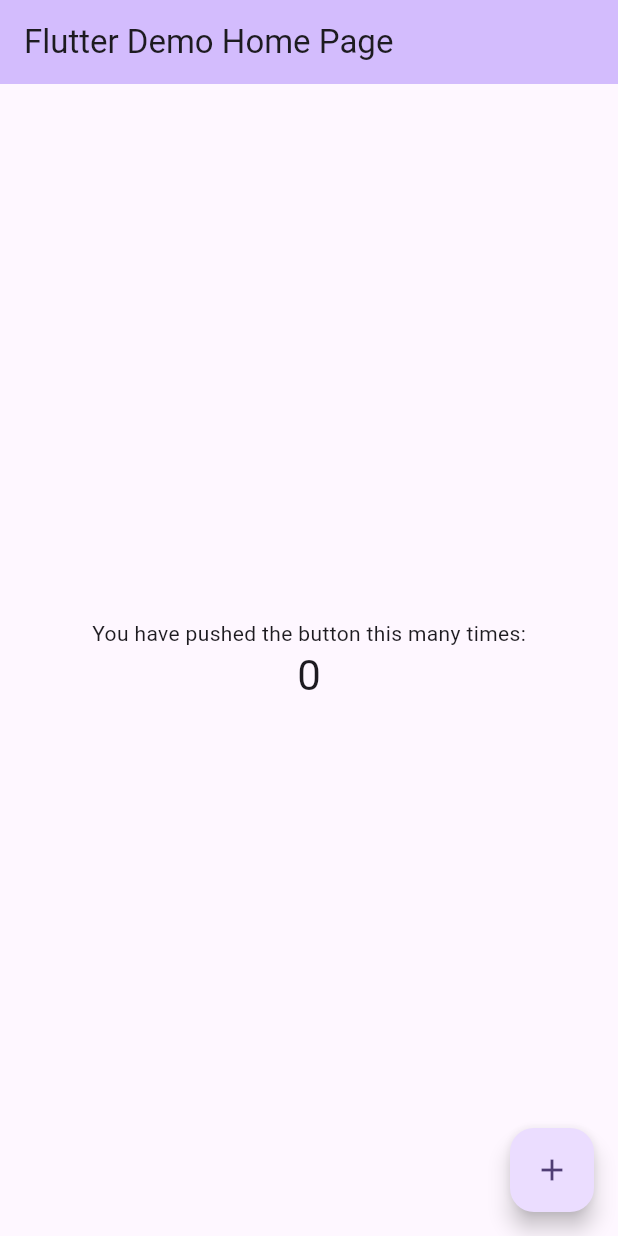
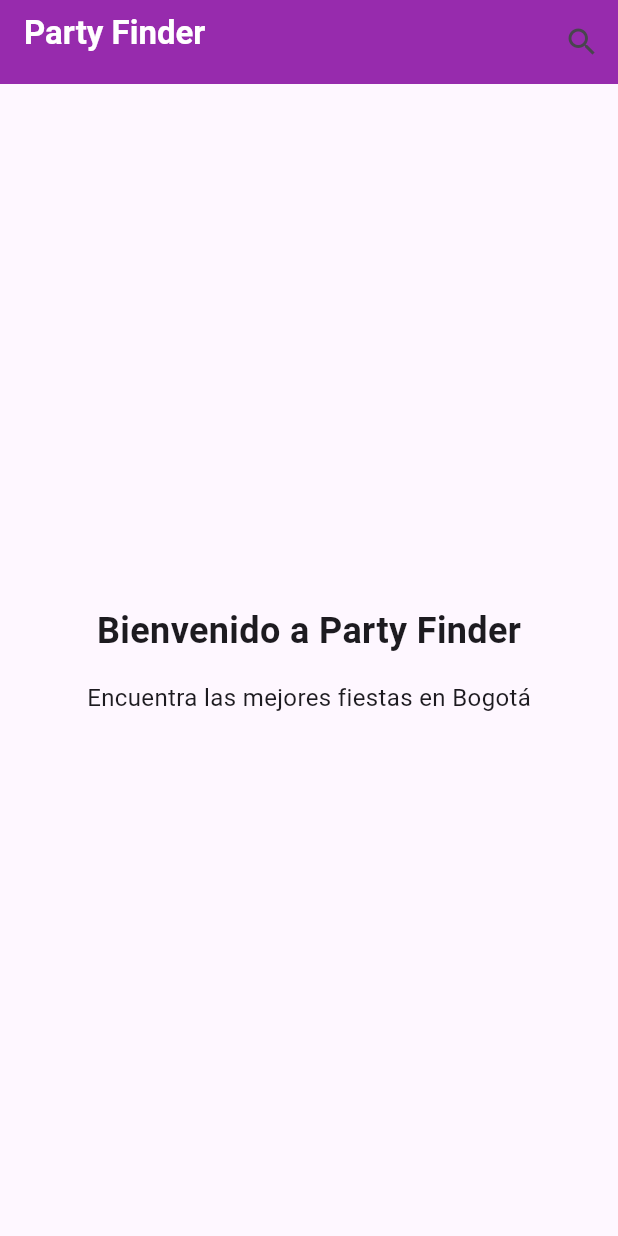
Before and after one commit to AndreSSS1022/Quiz, a Flutter app: the screen it shows after launch, on a phone screen of 412 x 824 dp. Run offline on Flutter 3.47's test engine with Material 3 defaults, Android fonts, the phone set to English and light mode, and no system bars.

Commit message:
Commit: Barra busqueda

```diff
--- a/partyfinder/lib/main.dart
+++ b/partyfinder/lib/main.dart
@@ -7,45 +7,20 @@
 class MyApp extends StatelessWidget {
   const MyApp({super.key});
 
-  // This widget is the root of your application.
   @override
   Widget build(BuildContext context) {
     return MaterialApp(
-      title: 'Flutter Demo',
+      title: 'Party Finder',
       theme: ThemeData(
-        // This is the theme of your application.
-        //
-        // TRY THIS: Try running your application with "flutter run". You'll see
-        // the application has a purple toolbar. Then, without quitting the app,
-        // try changing the seedColor in the colorScheme below to Colors.green
-        // and then invoke "hot reload" (save your changes or press the "hot
-        // reload" button in a Flutter-supported IDE, or press "r" if you used
-        // the command line to start the app).
-        //
-        // Notice that the counter didn't reset back to zero; the application
-        // state is not lost during the reload. To reset the state, use hot
-        // restart instead.
-        //
-        // This works for code too, not just values: Most code changes can be
-        // tested with just a hot reload.
         colorScheme: ColorScheme.fromSeed(seedColor: Colors.deepPurple),
       ),
-      home: const MyHomePage(title: 'Flutter Demo Home Page'),
+      home: const MyHomePage(title: 'Party Finder'),
     );
   }
 }
 
 class MyHomePage extends StatefulWidget {
   const MyHomePage({super.key, required this.title});
-
-  // This widget is the home page of your application. It is stateful, meaning
-  // that it has a State object (defined below) that contains fields that affect
-  // how it looks.
-
-  // This class is the configuration for the state. It holds the values (in this
-  // case the title) provided by the parent (in this case the App widget) and
-  // used by the build method of the State. Fields in a Widget subclass are
-  // always marked "final".
 
   final String title;
 
@@ -54,69 +29,83 @@
 }
 
 class _MyHomePageState extends State<MyHomePage> {
-  int _counter = 0;
+  bool _showSearch = false;
+  final TextEditingController _searchController = TextEditingController();
 
-  void _incrementCounter() {
+  void _toggleSearch() {
     setState(() {
-      // This call to setState tells the Flutter framework that something has
-      // changed in this State, which causes it to rerun the build method below
-      // so that the display can reflect the updated values. If we changed
-      // _counter without calling setState(), then the build method would not be
-      // called again, and so nothing would appear to happen.
-      _counter++;
+      _showSearch = !_showSearch;
+      if (!_showSearch) _searchController.clear();
     });
   }
 
   @override
+  void dispose() {
+    _searchController.dispose();
+    super.dispose();
+  }
+
+  @override
   Widget build(BuildContext context) {
-    // This method is rerun every time setState is called, for instance as done
-    // by the _incrementCounter method above.
-    //
-    // The Flutter framework has been optimized to make rerunning build methods
-    // fast, so that you can just rebuild anything that needs updating rather
-    // than having to individually change instances of widgets.
     return Scaffold(
       appBar: AppBar(
-        // TRY THIS: Try changing the color here to a specific color (to
-        // Colors.amber, perhaps?) and trigger a hot reload to see the AppBar
-        // change color while the other colors stay the same.
-        backgroundColor: Theme.of(context).colorScheme.inversePrimary,
-        // Here we take the value from the MyHomePage object that was created by
-        // the App.build method, and use it to set our appbar title.
-        title: Text(widget.title),
+        backgroundColor: Colors.purple,
+        title: AnimatedContainer(
+          duration: const Duration(milliseconds: 300),
+          width: _showSearch ? 300 : 200,
+          height: 40,
+          decoration: BoxDecoration(
+            color: _showSearch ? Colors.white.withOpacity(0.15) : Colors.transparent,
+            borderRadius: BorderRadius.circular(20),
+          ),
+          child: _showSearch
+              ? TextField(
+                  controller: _searchController,
+                  autofocus: true,
+                  style: const TextStyle(color: Colors.white),
+                  cursorColor: Colors.white,
+                  decoration: const InputDecoration(
+                    hintText: 'Buscar fiestas...',
+                    hintStyle: TextStyle(color: Colors.white70),
+                    border: InputBorder.none,
+                    contentPadding: EdgeInsets.symmetric(horizontal: 16),
+                  ),
+                  onSubmitted: (value) {
+                  },
+                )
+              : Text(
+                  widget.title,
+                  style: const TextStyle(
+                    color: Colors.white,
+                    fontWeight: FontWeight.bold,
+                  ),
+                ),
+        ),
+        actions: [
+          IconButton(
+            icon: Icon(_showSearch ? Icons.close : Icons.search),
+            onPressed: _toggleSearch,
+            tooltip: _showSearch ? 'Cerrar búsqueda' : 'Buscar',
+          ),
+        ],
+        elevation: 4,
       ),
       body: Center(
-        // Center is a layout widget. It takes a single child and positions it
-        // in the middle of the parent.
         child: Column(
-          // Column is also a layout widget. It takes a list of children and
-          // arranges them vertically. By default, it sizes itself to fit its
-          // children horizontally, and tries to be as tall as its parent.
-          //
-          // Column has various properties to control how it sizes itself and
-          // how it positions its children. Here we use mainAxisAlignment to
-          // center the children vertically; the main axis here is the vertical
-          // axis because Columns are vertical (the cross axis would be
-          // horizontal).
-          //
-          // TRY THIS: Invoke "debug painting" (choose the "Toggle Debug Paint"
-          // action in the IDE, or press "p" in the console), to see the
-          // wireframe for each widget.
           mainAxisAlignment: MainAxisAlignment.center,
-          children: <Widget>[
-            const Text('You have pushed the button this many times:'),
+          children: const <Widget>[
             Text(
-              '$_counter',
-              style: Theme.of(context).textTheme.headlineMedium,
+              'Bienvenido a Party Finder',
+              style: TextStyle(fontSize: 24, fontWeight: FontWeight.bold),
+            ),
+            SizedBox(height: 16),
+            Text(
+              'Encuentra las mejores fiestas en Bogotá',
+              style: TextStyle(fontSize: 16),
             ),
           ],
         ),
       ),
-      floatingActionButton: FloatingActionButton(
-        onPressed: _incrementCounter,
-        tooltip: 'Increment',
-        child: const Icon(Icons.add),
-      ), // This trailing comma makes auto-formatting nicer for build methods.
     );
   }
 }
```
